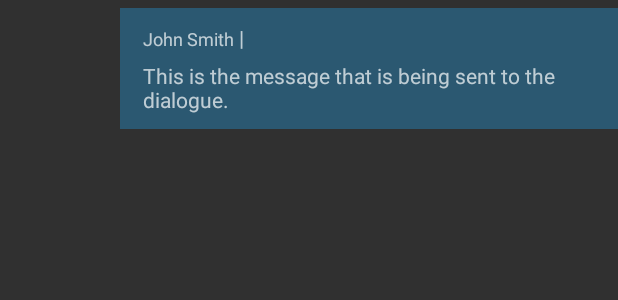
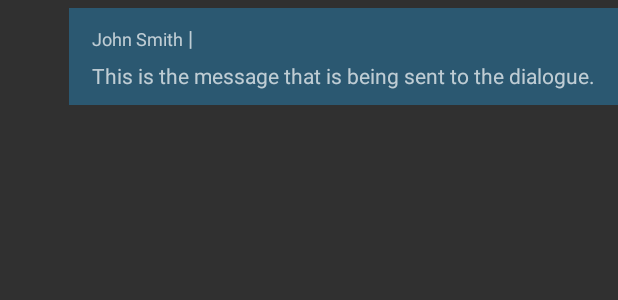
Before and after one commit to GreekLife/GreekLifeAndroid, an Android app: the layout message_cell.xml on its own in the app's theme, with its tools: preview values and no code run, on a phone screen of 412 x 824 dp. Shown: the top 300 px of the screen. Run offline under Robolectric (Android 15) with nearby library versions, the phone set to English and light mode, and no system bars.

Commit message:
margin of messages fixed

```diff
--- a/GreekLife/app/src/main/java/fraternityandroid/greeklife/MessagingInterfaceActivity.java
+++ b/GreekLife/app/src/main/java/fraternityandroid/greeklife/MessagingInterfaceActivity.java
@@ -185,12 +185,15 @@ public class MessagingInterfaceActivity extends AppCompatActivity {
                 ((TextView) messageCell.findViewById(R.id.messageContent)).setText(message.messageContent);
                 ((TextView) messageCell.findViewById(R.id.messageContent)).setTextColor(Color.WHITE);
             }
+            LinearLayout.LayoutParams params = (LinearLayout.LayoutParams) messageCell.findViewById(R.id.messageContainer).getLayoutParams();
             if(!message.senderID.equals(globals.getLoggedIn().UserID)){
                 ((LinearLayout)messageCell.findViewById(R.id.messageContainer)).setBackgroundColor(Color.rgb(5,5,3));
-                LinearLayout.LayoutParams params = (LinearLayout.LayoutParams) messageCell.findViewById(R.id.messageContainer).getLayoutParams();
                 params.gravity= Gravity.LEFT;
+                params.setMarginEnd(200);
                 messageCell.findViewById(R.id.messageContainer).setLayoutParams(params);
             }else{
+                params.setMarginStart(200);
+                messageCell.findViewById(R.id.messageContainer).setLayoutParams(params);
                 messageCell.findViewById(R.id.messageHeaderContainer).setVisibility(View.GONE);
             }
             messageCell.setLongClickable(true);
--- a/GreekLife/app/src/main/res/layout/message_cell.xml
+++ b/GreekLife/app/src/main/res/layout/message_cell.xml
@@ -20,8 +20,7 @@
             android:paddingRight="15dp"
             android:layout_gravity="right"
             android:layout_marginBottom="10dp"
-            android:layout_marginTop="5dp"
-            android:layout_marginLeft="80dp">
+            android:layout_marginTop="5dp">
 
             <LinearLayout
                 android:id="@+id/messageHeaderContainer"
```
